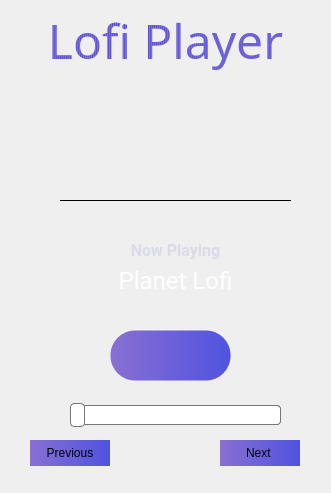
Above: lofi.ui from Roshan-R/Lofi-Player before the change. Below: the same form after it.
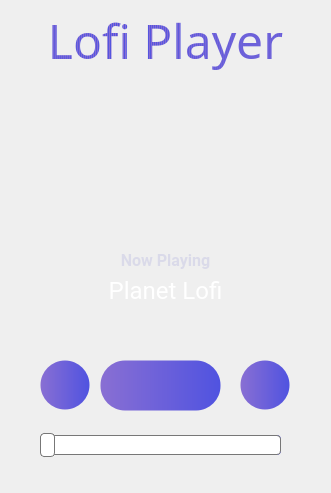
That is the form after the change. Icons and pictures are not drawn.

Commit message: changed Previous/Next button Icons

```diff
--- a/lofi.ui
+++ b/lofi.ui
@@ -67,6 +67,10 @@
 QLabel#Playinglabel{
 	color:#dadae9;
 }
+QLabel#Backgroundlabel{
+	border-radius:20px;
+}
+
 QLabel#FMlabel{
 	color:white;
 }
@@ -123,6 +127,13 @@
 border-radius: 4px;
 }
 
+QPushButton#pushbutton{
+ 	border-style: solid;
+ 	border-width:1px;
+ 	border-radius:25px;
+	background-color:qlineargradient(spread:reflect, x1:0.995098, y1:0, x2:0, y2:0, stop:0 rgba(80, 83, 224, 255), stop:1 rgba(137, 111, 211, 255));
+}
+
 
 
 </string>
@@ -140,19 +151,6 @@
    <property name="autoFillBackground">
     <bool>false</bool>
    </property>
-   <widget class="QSlider" name="volumeSlider">
-    <property name="geometry">
-     <rect>
-      <x>70</x>
-      <y>400</y>
-      <width>211</width>
-      <height>31</height>
-     </rect>
-    </property>
-    <property name="orientation">
-     <enum>Qt::Horizontal</enum>
-    </property>
-   </widget>
    <widget class="QLabel" name="Toplabel">
     <property name="geometry">
      <rect>
@@ -186,8 +184,8 @@
     </property>
     <property name="geometry">
      <rect>
-      <x>110</x>
-      <y>330</y>
+      <x>100</x>
+      <y>360</y>
       <width>121</width>
       <height>51</height>
      </rect>
@@ -222,8 +220,8 @@
    <widget class="QFrame" name="frame">
     <property name="geometry">
      <rect>
-      <x>60</x>
-      <y>80</y>
+      <x>50</x>
+      <y>90</y>
       <width>231</width>
       <height>241</height>
      </rect>
@@ -238,9 +236,9 @@
      <property name="geometry">
       <rect>
        <x>0</x>
-       <y>10</y>
-       <width>231</width>
-       <height>221</height>
+       <y>0</y>
+       <width>241</width>
+       <height>251</height>
       </rect>
      </property>
      <property name="minimumSize">
@@ -249,6 +247,9 @@
        <height>0</height>
       </size>
      </property>
+     <property name="styleSheet">
+      <string notr="true">border-radius:30px;</string>
+     </property>
      <property name="frameShape">
       <enum>QFrame::HLine</enum>
      </property>
@@ -343,27 +344,67 @@
    <widget class="QPushButton" name="pushButton">
     <property name="geometry">
      <rect>
-      <x>220</x>
-      <y>440</y>
-      <width>80</width>
-      <height>26</height>
+      <x>240</x>
+      <y>360</y>
+      <width>50</width>
+      <height>50</height>
      </rect>
     </property>
+    <property name="styleSheet">
+     <string notr="true">border-radius:25px;</string>
+    </property>
     <property name="text">
-     <string>Next </string>
+     <string/>
+    </property>
+    <property name="icon">
+     <iconset resource="resource.qrc">
+      <normaloff>:/img/imgs/next.png</normaloff>:/img/imgs/next.png</iconset>
+    </property>
+    <property name="iconSize">
+     <size>
+      <width>16</width>
+      <height>16</height>
+     </size>
     </property>
    </widget>
    <widget class="QPushButton" name="pushButton_2">
     <property name="geometry">
      <rect>
-      <x>30</x>
-      <y>440</y>
-      <width>80</width>
-      <height>26</height>
+      <x>40</x>
+      <y>360</y>
+      <width>50</width>
+      <height>50</height>
      </rect>
     </property>
+    <property name="styleSheet">
+     <string notr="true">border-radius: 25px;
+</string>
+    </property>
     <property name="text">
-     <string>Previous</string>
+     <string/>
+    </property>
+    <property name="icon">
+     <iconset resource="resource.qrc">
+      <normaloff>:/img/imgs/previous.png</normaloff>:/img/imgs/previous.png</iconset>
+    </property>
+    <property name="iconSize">
+     <size>
+      <width>16</width>
+      <height>16</height>
+     </size>
+    </property>
+   </widget>
+   <widget class="QSlider" name="volumeSlider">
+    <property name="geometry">
+     <rect>
+      <x>40</x>
+      <y>430</y>
+      <width>241</width>
+      <height>31</height>
+     </rect>
+    </property>
+    <property name="orientation">
+     <enum>Qt::Horizontal</enum>
     </property>
    </widget>
   </widget>
```
The commit also changes 6 other files.
